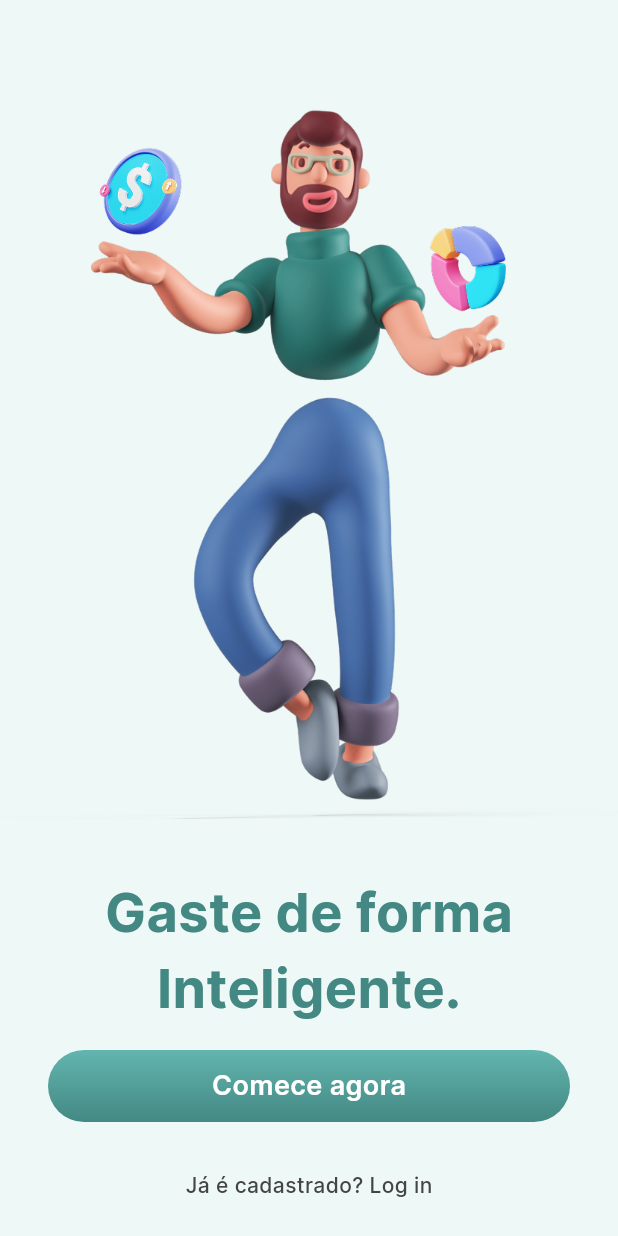
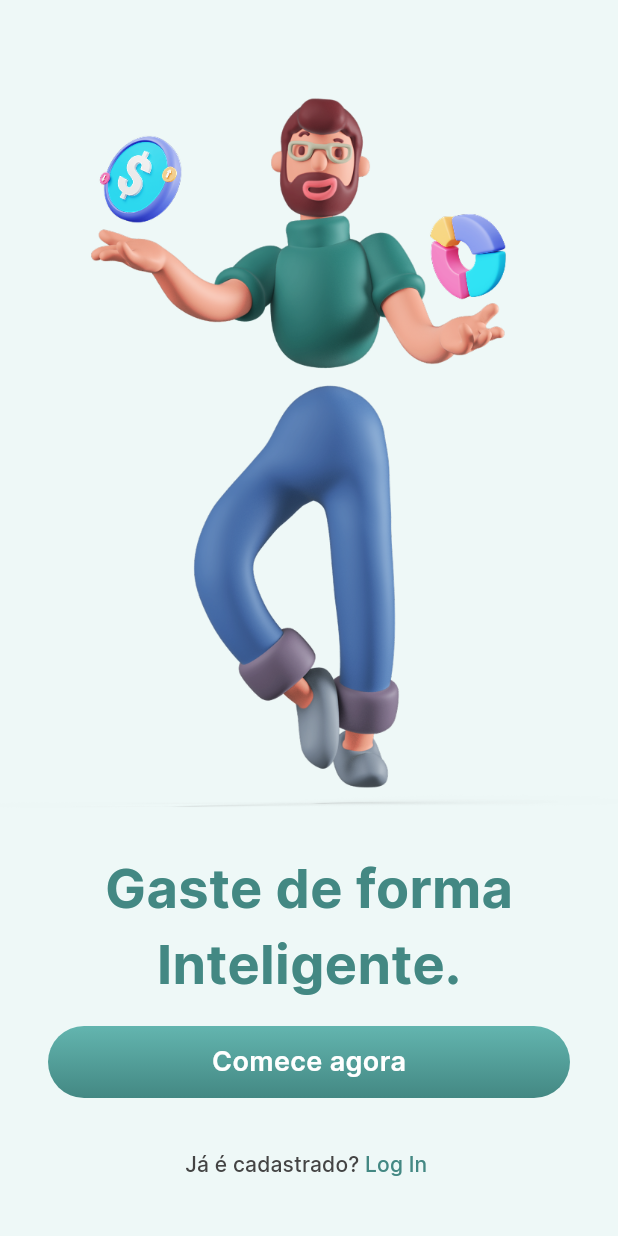
Before and after one commit to cold26/econoapp, a Flutter app: the screen it shows after launch, on a phone screen of 412 x 824 dp. Run offline on Flutter 3.47's test engine with Material 3 defaults, Android fonts, the phone set to English and light mode, and no system bars.

Commit message:
add novo widget

```diff
--- a/lib/common/constants/app_text_styles.dart
+++ b/lib/common/constants/app_text_styles.dart
@@ -14,7 +14,7 @@ class AppTextStyles {
     fontWeight: FontWeight.w700,
   );
 
-    static const TextStyle mediumText18 = TextStyle(
+  static const TextStyle mediumText18 = TextStyle(
     fontFamily: 'Inter',
     fontSize: 18.0,
     fontWeight: FontWeight.w600,
--- /dev/null
+++ b/lib/common/constants/widgets/multi_text_button.dart
@@ -0,0 +1,20 @@
+import 'package:flutter/material.dart';
+
+class MultiTextButton extends StatelessWidget {
+  final List<Text> children;
+  final VoidCallback? onPressed;
+
+  const MultiTextButton({super.key, required this.children, this.onPressed});
+
+  @override
+  Widget build(BuildContext context) {
+    return TextButton(
+      onPressed: onPressed,
+      child: Row(
+        mainAxisSize: MainAxisSize.min,
+        mainAxisAlignment: MainAxisAlignment.center,
+        children: children,
+      ),
+    );
+  }
+}
--- a/lib/common/constants/widgets/primary_button.dart
+++ b/lib/common/constants/widgets/primary_button.dart
@@ -6,14 +6,11 @@ class PrimaryButton extends StatelessWidget {
   final VoidCallback? onPressed;
   final String text;
 
-  const PrimaryButton({
-    super.key,
-    this.onPressed,
-    required this.text,
-  });
+  const PrimaryButton({super.key, this.onPressed, required this.text});
 
-  final BorderRadius _borderRadius =
-   const BorderRadius.all(Radius.circular(24.0));
+  final BorderRadius _borderRadius = const BorderRadius.all(
+    Radius.circular(24.0),
+  );
 
   @override
   Widget build(BuildContext context) {
@@ -24,13 +21,14 @@ class PrimaryButton extends StatelessWidget {
         gradient: LinearGradient(
           begin: Alignment.topCenter,
           end: Alignment.bottomCenter,
-        colors: onPressed == null ? AppColors.greyGradient : AppColors.greenGradient,
+          colors:
+              onPressed == null
+                  ? AppColors.greyGradient
+                  : AppColors.greenGradient,
         ),
       ),
       child: Container(
-      decoration: BoxDecoration(
-        borderRadius: _borderRadius,
-      ),
+        decoration: BoxDecoration(borderRadius: _borderRadius),
         alignment: Alignment.center,
         child: InkWell(
           borderRadius: _borderRadius,
--- a/lib/features/onboarding/onboarding_page.dart
+++ b/lib/features/onboarding/onboarding_page.dart
@@ -1,5 +1,7 @@
-import 'dart:developer';  // Remova a importação de log de dart:math
+import 'dart:developer'; // Remova a importação de log de dart:math
+import 'package:econoapp/common/constants/widgets/multi_text_button.dart';
 import 'package:econoapp/common/constants/widgets/primary_button.dart';
+import 'package:flutter/gestures.dart';
 import 'package:flutter/material.dart';
 import 'package:econoapp/common/constants/app_colors.dart';
 import 'package:econoapp/common/constants/app_text_styles.dart';
@@ -15,10 +17,7 @@ class OnboardingPage extends StatelessWidget {
         child: Column(
           children: [
             const SizedBox(height: 48.0),
-            Expanded(
-              flex: 2,
-              child: Image.asset('assets/images/Group 1.png'),
-            ),
+            Expanded(flex: 2, child: Image.asset('assets/images/Group 1.png')),
             Text(
               'Gaste de forma',
               style: AppTextStyles.mediumText.copyWith(
@@ -32,21 +31,33 @@ class OnboardingPage extends StatelessWidget {
               ),
             ),
             Padding(
-              padding: const EdgeInsets.symmetric(
-                horizontal: 32.0,
-                 vertical: 16.0,
+              padding: const EdgeInsets.only(
+                left: 32.0,
+                right: 32.0,
+                top: 16.0,
+                bottom: 4.0,
               ),
-              child: PrimaryButton(
-                text: 'Comece agora',
-                onPressed: () {},
-                ),
+              child: PrimaryButton(text: 'Comece agora', onPressed: () {}),
             ),
             const SizedBox(height: 16.0),
+            MultiTextButton(
+              onPressed: () {
+                log('tap');
+              },
+              children: [
                 Text(
-              'Já é cadastrado? Log in',
+                  'Já é cadastrado?',
                   style: AppTextStyles.smallText.copyWith(
                     color: AppColors.grey,
                   ),
+                ),
+                Text(
+                  ' Log In ',
+                  style: AppTextStyles.smallText.copyWith(
+                    color: AppColors.greenlightTwo,
+                  ),
+                ),
+              ],
             ),
             const SizedBox(height: 24.0),
           ],
```
Also changed, not shown: lib/features/splash/splash_page.dart (+2 -5 lines). Lines whose indentation alone changed are shown as unchanged.
